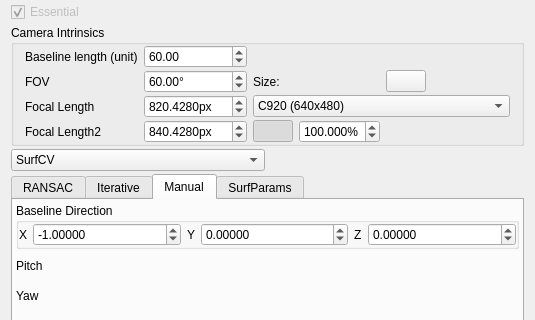
Old version of the form utils/rectifier/rectifyParametersControlWidget.ui in the repository NickPenkrat/corecvs; both pictures show x 0 to 535 and y 109 to 429 of the 535 by 663 pixel window.
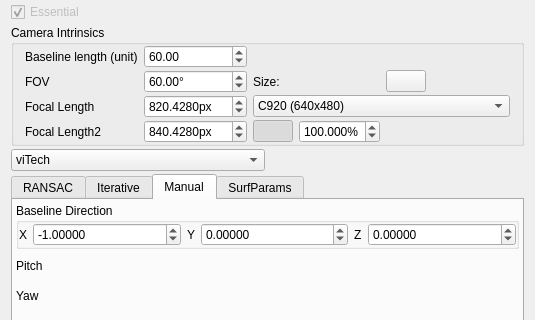
New version of the form. Icons and pictures are not drawn. Custom widgets are drawn as their Qt base class.

Commit message: 1. Fixing XML Getter/Setter 2. Support for Image mask

Patch:
```diff
--- a/utils/rectifier/rectifyParametersControlWidget.ui
+++ b/utils/rectifier/rectifyParametersControlWidget.ui
@@ -522,6 +522,9 @@
    </item>
    <item row="5" column="0">
     <widget class="QComboBox" name="matchingMethodComboBox">
+     <property name="currentIndex">
+      <number>1</number>
+     </property>
      <item>
       <property name="text">
        <string>SurfCV</string>
```
Left out of the diff: 32 changed lines with no effect on the pictures. The commit also changes 2 other files.
